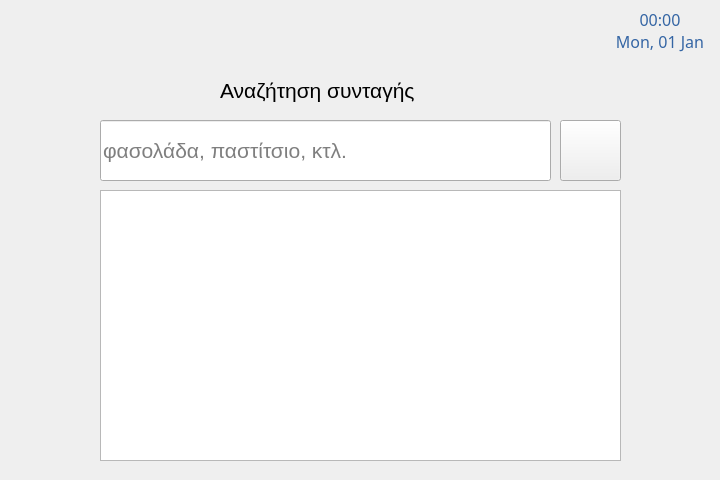
Qt form mainwindow.ui (subdee/quzin-python) before a commit.
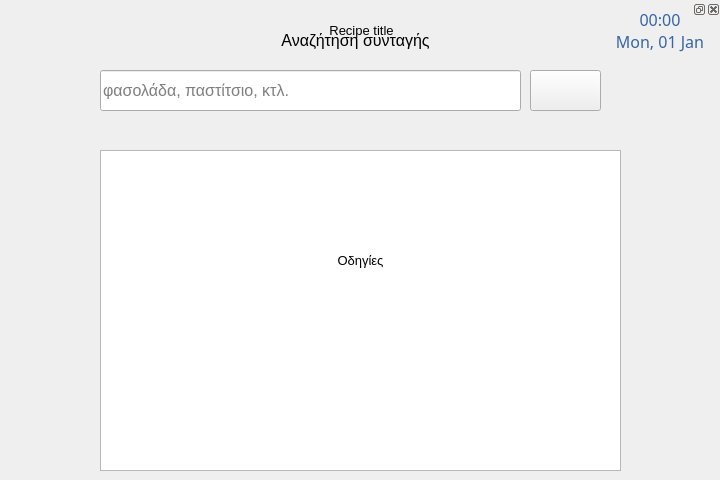
The same form after that commit. Icons and pictures are not drawn. Custom widgets are drawn as their Qt base class.

Commit message: Add parsing of recipes but might be missing some edge cases

```diff
--- a/mainwindow.ui
+++ b/mainwindow.ui
@@ -480,14 +480,14 @@
     <property name="geometry">
      <rect>
       <x>100</x>
-      <y>120</y>
-      <width>451</width>
-      <height>61</height>
+      <y>70</y>
+      <width>421</width>
+      <height>41</height>
      </rect>
     </property>
     <property name="font">
      <font>
-      <pointsize>16</pointsize>
+      <pointsize>12</pointsize>
      </font>
     </property>
     <property name="text">
@@ -501,27 +501,30 @@
     <property name="geometry">
      <rect>
       <x>220</x>
-      <y>70</y>
+      <y>20</y>
       <width>271</width>
       <height>41</height>
      </rect>
     </property>
     <property name="font">
      <font>
-      <pointsize>16</pointsize>
+      <pointsize>12</pointsize>
      </font>
     </property>
     <property name="text">
      <string>Αναζήτηση συνταγής</string>
     </property>
+    <property name="alignment">
+     <set>Qt::AlignCenter</set>
+    </property>
    </widget>
    <widget class="QPushButton" name="searchBtn">
     <property name="geometry">
      <rect>
-      <x>560</x>
-      <y>120</y>
-      <width>61</width>
-      <height>61</height>
+      <x>530</x>
+      <y>70</y>
+      <width>71</width>
+      <height>41</height>
      </rect>
     </property>
     <property name="font">
@@ -541,9 +544,9 @@
     <property name="geometry">
      <rect>
       <x>100</x>
-      <y>190</y>
+      <y>150</y>
       <width>521</width>
-      <height>271</height>
+      <height>321</height>
      </rect>
     </property>
     <property name="font">
@@ -567,6 +570,106 @@
      <number>100</number>
     </property>
    </widget>
+   <widget class="QDockWidget" name="recipeDock">
+    <property name="geometry">
+     <rect>
+      <x>10</x>
+      <y>0</y>
+      <width>711</width>
+      <height>481</height>
+     </rect>
+    </property>
+    <property name="font">
+     <font>
+      <pointsize>10</pointsize>
+     </font>
+    </property>
+    <property name="visible">
+     <bool>false</bool>
+    </property>
+    <property name="floating">
+     <bool>true</bool>
+    </property>
+    <property name="features">
+     <set>QDockWidget::AllDockWidgetFeatures</set>
+    </property>
+    <widget class="QWidget" name="recipeDockContent">
+     <widget class="QLabel" name="recipeTitle">
+      <property name="geometry">
+       <rect>
+        <x>6</x>
+        <y>0</y>
+        <width>691</width>
+        <height>22</height>
+       </rect>
+      </property>
+      <property name="text">
+       <string>Recipe title</string>
+      </property>
+      <property name="alignment">
+       <set>Qt::AlignCenter</set>
+      </property>
+     </widget>
+     <widget class="QPlainTextEdit" name="recipeIngredients">
+      <property name="geometry">
+       <rect>
+        <x>0</x>
+        <y>20</y>
+        <width>701</width>
+        <height>201</height>
+       </rect>
+      </property>
+      <property name="font">
+       <font>
+        <pointsize>8</pointsize>
+       </font>
+      </property>
+      <property name="styleSheet">
+       <string notr="true">background: transparent;</string>
+      </property>
+      <property name="readOnly">
+       <bool>true</bool>
+      </property>
+     </widget>
+     <widget class="QPlainTextEdit" name="recipeInstructions">
+      <property name="geometry">
+       <rect>
+        <x>0</x>
+        <y>270</y>
+        <width>701</width>
+        <height>181</height>
+       </rect>
+      </property>
+      <property name="font">
+       <font>
+        <pointsize>8</pointsize>
+       </font>
+      </property>
+      <property name="styleSheet">
+       <string notr="true">background: transparent;</string>
+      </property>
+      <property name="readOnly">
+       <bool>true</bool>
+      </property>
+     </widget>
+     <widget class="QLabel" name="recipeInstructionsTitle">
+      <property name="geometry">
+       <rect>
+        <x>0</x>
+        <y>230</y>
+        <width>701</width>
+        <height>22</height>
+       </rect>
+      </property>
+      <property name="text">
+       <string>Οδηγίες</string>
+      </property>
+      <property name="alignment">
+       <set>Qt::AlignCenter</set>
+      </property>
+     </widget>
+    </widget>
+   </widget>
   </widget>
  </widget>
  <layoutdefault spacing="6" margin="11"/>
```
The commit also changes 2 other files.
